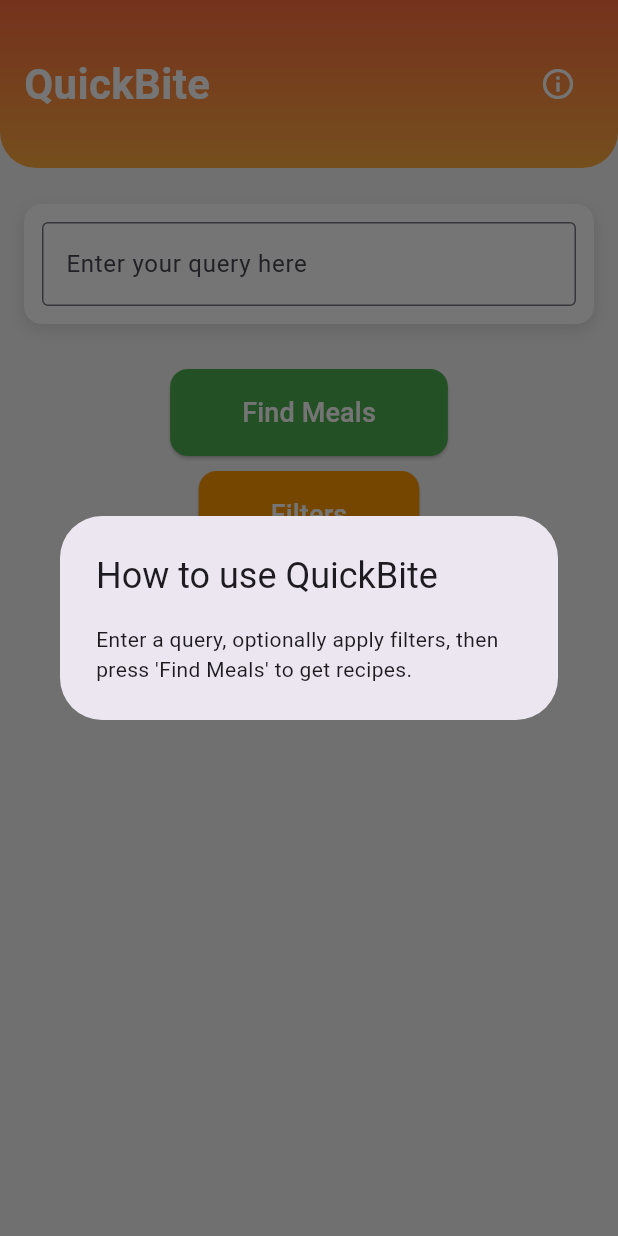
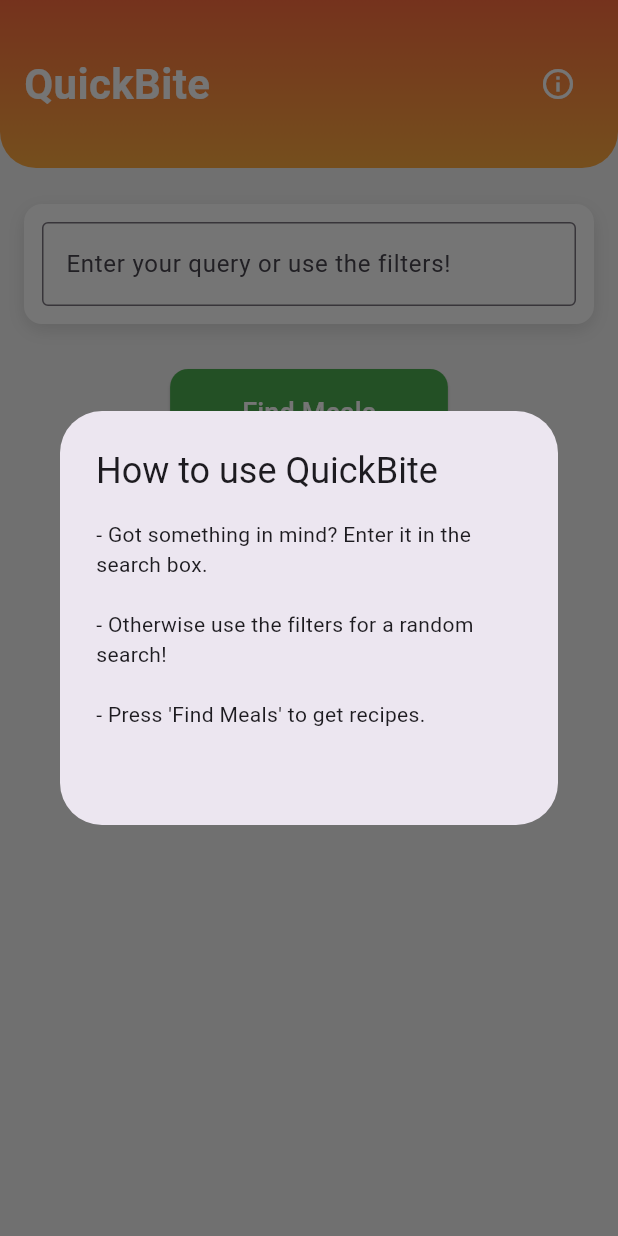
Before and after one commit to vincenzo-ray/quickbite, a Flutter app: the screen it shows after launch, after a tap on the "info outline" icon, on a phone screen of 412 x 824 dp. Run offline on Flutter 3.47's test engine with Material 3 defaults, Android fonts, the phone set to English and light mode, and no system bars; our stand-ins replace flutter_html, logger.

Commit message:
query requirement deleted User can now use query and/or filters to search

```diff
--- a/quickbite/lib/screens/home_screen.dart
+++ b/quickbite/lib/screens/home_screen.dart
@@ -39,7 +39,6 @@ class HomeScreenState extends State<HomeScreen> {
   }
 
   void _findMeals() {
-    if (query.isNotEmpty) {
     filters['query'] = query;
     Navigator.push(
       context,
@@ -47,11 +46,6 @@ class HomeScreenState extends State<HomeScreen> {
         builder: (context) => RecipeResultsScreen(filters: filters),
       ),
       );
-    } else {
-      ScaffoldMessenger.of(context).showSnackBar(
-        const SnackBar(content: Text("Please enter a query.")),
-      );
-    }
   }
 
   @override
@@ -92,8 +86,8 @@ class HomeScreenState extends State<HomeScreen> {
                         builder: (context) => const AlertDialog(
                           title: Text("How to use QuickBite"),
                           content: Text(
-                            "Enter a query, optionally apply filters, "
-                                "then press 'Find Meals' to get recipes.",
+                            "- Got something in mind? Enter it in the search box.\n\n" "- Otherwise use the filters for a random search!\n\n"
+                                "- Press 'Find Meals' to get recipes.\n\n",
                           ),
                         ),
                       );
--- a/quickbite/lib/widgets/search_bar.dart
+++ b/quickbite/lib/widgets/search_bar.dart
@@ -80,7 +80,7 @@ class QuerySearchBarState extends State<QuerySearchBar> {
           onChanged: _onTextChanged, // Filter suggestions as user types
           onSubmitted: _onSubmitQuery,
           decoration: const InputDecoration(
-            labelText: 'Enter your query here',
+            labelText: 'Enter your query or use the filters!',
             border: OutlineInputBorder(),
           ),
         ),
```
Lines whose indentation alone changed are shown as unchanged.
